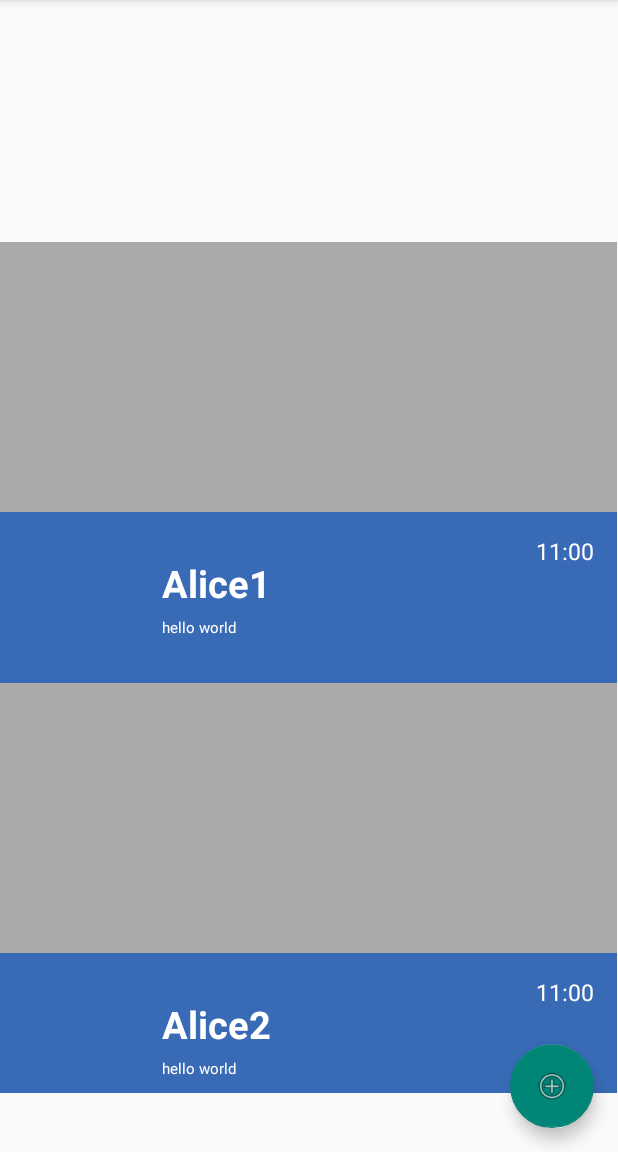
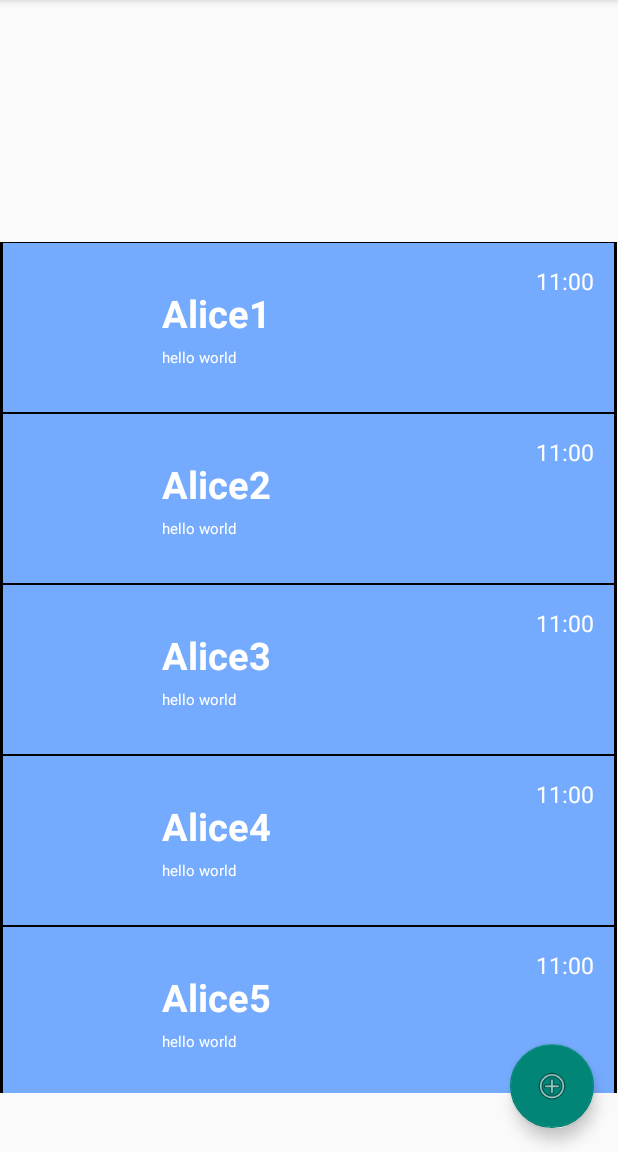
Before and after one commit to ofekkoren/ClientServer_ChatApplication, an Android app: the contactsList screen opened directly, with no data from a screen before it, on a phone screen of 412 x 824 dp, the part 84-1236 px from its top. Run offline under Robolectric (Android 15) with nearby library versions, the light colour scheme and no system bars; our stand-ins replace Room's generated code.

Commit message:
fixed borders and view

```diff
--- a/app/src/main/java/com/example/chatapp/ContactsList/contactsList.java
+++ b/app/src/main/java/com/example/chatapp/ContactsList/contactsList.java
@@ -36,6 +36,12 @@ public class contactsList extends AppCompatActivity {
         contacts.add(new Contact(3, "Alice3","Alice3","555", "hello world", "11:00"));
         contacts.add(new Contact(4, "Alice4","Alice4","555", "hello world", "11:00"));
         contacts.add(new Contact(5, "Alice5","Alice5","555", "hello world", "11:00"));
+        contacts.add(new Contact(6, "Alice1","Alice1","555", "hello world", "11:00"));
+        contacts.add(new Contact(7, "Alice2","Alice2","555", "hello world", "11:00"));
+        contacts.add(new Contact(8, "Alice3","Alice3","555", "hello world", "11:00"));
+        contacts.add(new Contact(9, "Alice4","Alice4","555", "hello world", "11:00"));
+        contacts.add(new Contact(10, "Alice5","Alice5","555", "hello world", "11:00"));
+
         adapter.setContacts(contacts);
     }
 }
--- a/app/src/main/java/com/example/chatapp/login/LogInAPI.java
+++ b/app/src/main/java/com/example/chatapp/api/LogInAPI.java
@@ -1,4 +1,4 @@
-package com.example.chatapp.login;
+package com.example.chatapp.api;
 
 import java.util.ArrayList;
 
--- a/app/src/main/java/com/example/chatapp/login/LogIn.java
+++ b/app/src/main/java/com/example/chatapp/login/LogIn.java
@@ -6,6 +6,7 @@ import android.widget.TextView;
 
 import com.example.chatapp.MyApp;
 import com.example.chatapp.R;
+import com.example.chatapp.api.LogInAPI;
 
 import retrofit2.Call;
 import retrofit2.Callback;
--- /dev/null
+++ b/app/src/main/res/drawable/contact_background.xml
@@ -0,0 +1,14 @@
+<?xml version="1.0" encoding="utf-8"?>
+<layer-list xmlns:android="http://schemas.android.com/apk/res/android">
+    <item>
+        <shape android:shape="rectangle">
+            <solid android:color="@color/black" />
+        </shape>
+    </item>
+    <item android:left="2dp" android:bottom="1dp" android:right="2dp"
+        android:top="1dp">
+        <shape android:shape="rectangle">
+            <solid android:color="#75ABFE" />
+        </shape>
+    </item>
+</layer-list>
--- a/app/src/main/res/layout/activity_contacts_list.xml
+++ b/app/src/main/res/layout/activity_contacts_list.xml
@@ -54,7 +54,7 @@
             android:id="@+id/ListOfContacts"
             android:layout_width="match_parent"
             android:layout_height="match_parent"
-            android:background="@android:color/darker_gray" />
+            tools:listitem="@layout/contact_list_item" />
     </androidx.swiperefreshlayout.widget.SwipeRefreshLayout>
 
     <com.google.android.material.floatingactionbutton.FloatingActionButton
@@ -67,7 +67,7 @@
         app:layout_constraintBottom_toBottomOf="parent"
         app:layout_constraintEnd_toEndOf="parent"
         android:src = "@android:drawable/ic_menu_add"
-         />
+        />
 
 
 </androidx.constraintlayout.widget.ConstraintLayout>
--- a/app/src/main/res/layout/contact_list_item.xml
+++ b/app/src/main/res/layout/contact_list_item.xml
@@ -1,16 +1,20 @@
 <?xml version="1.0" encoding="utf-8"?>
 <LinearLayout xmlns:android="http://schemas.android.com/apk/res/android"
-    android:layout_width="match_parent"
+    android:layout_width="wrap_content"
     android:layout_height="wrap_content"
-    xmlns:tools="http://schemas.android.com/tools"
-    android:layout_gravity="start">
+    xmlns:tools="http://schemas.android.com/tools">
 
     <RelativeLayout
         android:layout_width="match_parent"
         android:layout_height="wrap_content"
-        android:layout_marginTop="180dp"
-        android:background="@color/SignAndLogBtns">
-    >
+        android:radius="2dp"
+        android:topRightRadius="0dp"
+        android:bottomRightRadius="0dp"
+        android:bottomLeftRadius="0dp"
+        android:background="@drawable/contact_background"
+        android:width="1dp"
+        android:color="@android:color/black"
+        >
 
         <LinearLayout
             android:layout_width="wrap_content"
@@ -23,7 +27,7 @@
                 android:layout_width="80dp"
                 android:layout_height="80dp"
                 android:layout_marginStart="20dp"
-                tools:src="@color/red"/>
+                tools:src="@color/red" />
 
             <LinearLayout
                 android:layout_width="wrap_content"
@@ -36,10 +40,10 @@
                     android:id="@+id/contact_username"
                     android:layout_width="wrap_content"
                     android:layout_height="wrap_content"
-                    tools:text="User Name"
                     android:textColor="@color/white"
                     android:textSize="25dp"
                     android:textStyle="bold"
+                    tools:text="User Name"
 
                     />
 
@@ -47,11 +51,10 @@
                     android:id="@+id/contact_last_massage"
                     android:layout_width="wrap_content"
                     android:layout_height="wrap_content"
-                    tools:text="Hi, how are you?"
+                    android:layout_marginTop="5dp"
                     android:textColor="@color/white"
                     android:textSize="10dp"
-                    android:layout_marginTop="5dp"
-                    />
+                    tools:text="Hi, how are you?" />
 
             </LinearLayout>
 
```
